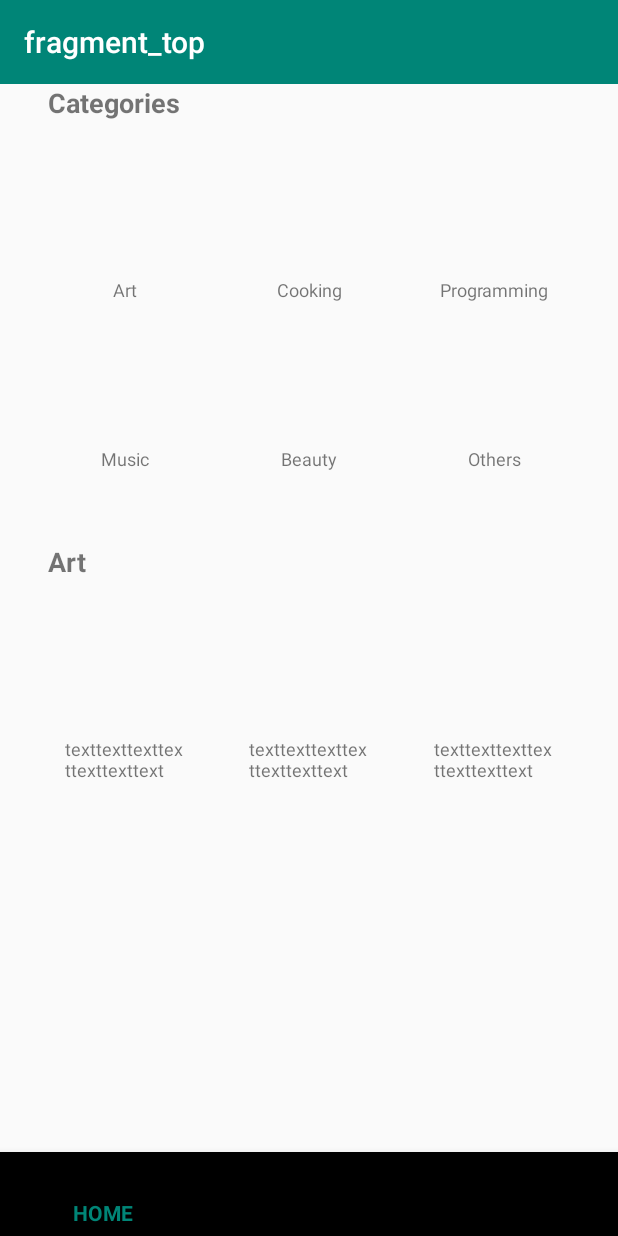
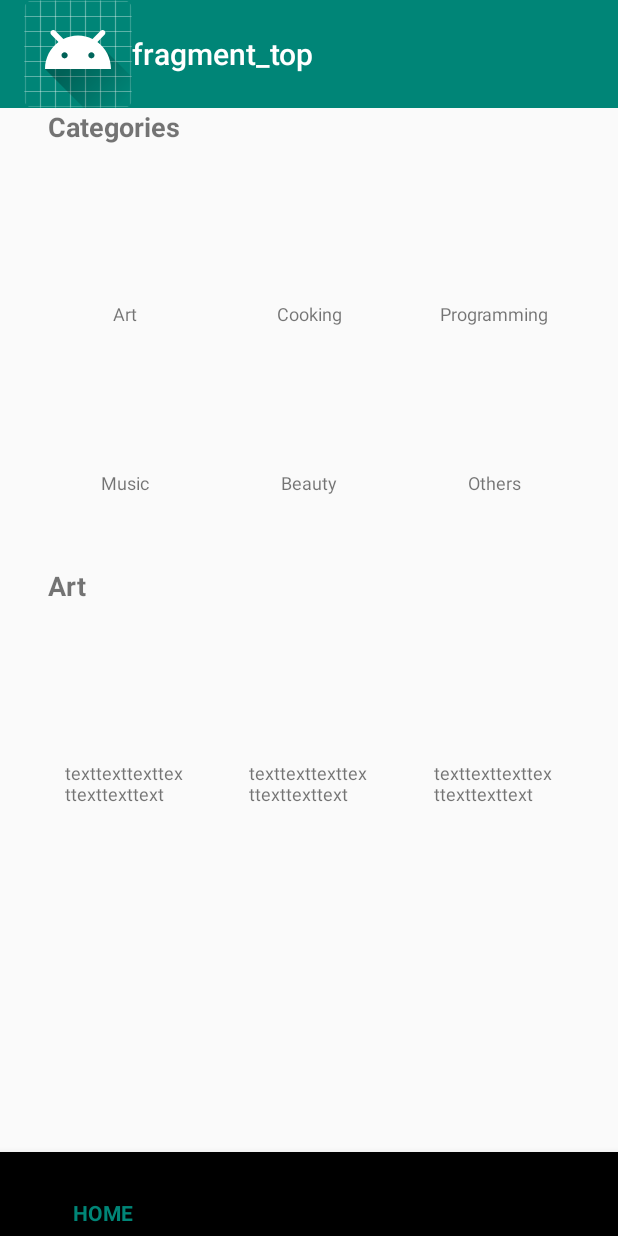
Before and after one commit to HotsumaKawashima/skills-swapping, an Android app: the MainActivity screen opened directly, with no data from a screen before it, on a phone screen of 412 x 824 dp. Run offline under Robolectric (Android 15) with nearby library versions, the light colour scheme and no system bars; our stand-ins replace navigation-ui; 1 statement that could not run was skipped.

Commit message:
modify main activity

```diff
--- a/app/src/main/java/com/android/example/skillsswapping/MainActivity.kt
+++ b/app/src/main/java/com/android/example/skillsswapping/MainActivity.kt
@@ -27,13 +27,14 @@ class MainActivity : AppCompatActivity(),
         }
 
         val navController = findNavController(R.id.nav_host_fragment)
-        val appBarConfiguration = AppBarConfiguration(navController.graph)
+
         val bottomNavigationView = findViewById<BottomNavigationView>(R.id.bottom_nav)
-        val toolbar = findViewById<Toolbar>(R.id.toolbar)
-
         bottomNavigationView.setupWithNavController(navController)
         bottomNavigationView.setOnNavigationItemSelectedListener(this)
-        toolbar.setupWithNavController(navController, appBarConfiguration)
+
+        val toolbar = findViewById<Toolbar>(R.id.toolbar)
+        toolbar.setupWithNavController(navController)
+        setSupportActionBar(toolbar)
     }
 
     override fun onNavigationItemSelected(item: MenuItem): Boolean {
--- a/app/src/main/res/layout/activity_main.xml
+++ b/app/src/main/res/layout/activity_main.xml
@@ -15,7 +15,7 @@
         android:minHeight="?attr/actionBarSize"
         android:theme="?attr/actionBarTheme"
         app:layout_constraintTop_toTopOf="parent"
-        tools:layout_editor_absoluteX="1dp" />
+        app:logo="@mipmap/ic_launcher" />
 
     <fragment
         android:id="@+id/nav_host_fragment"
```
